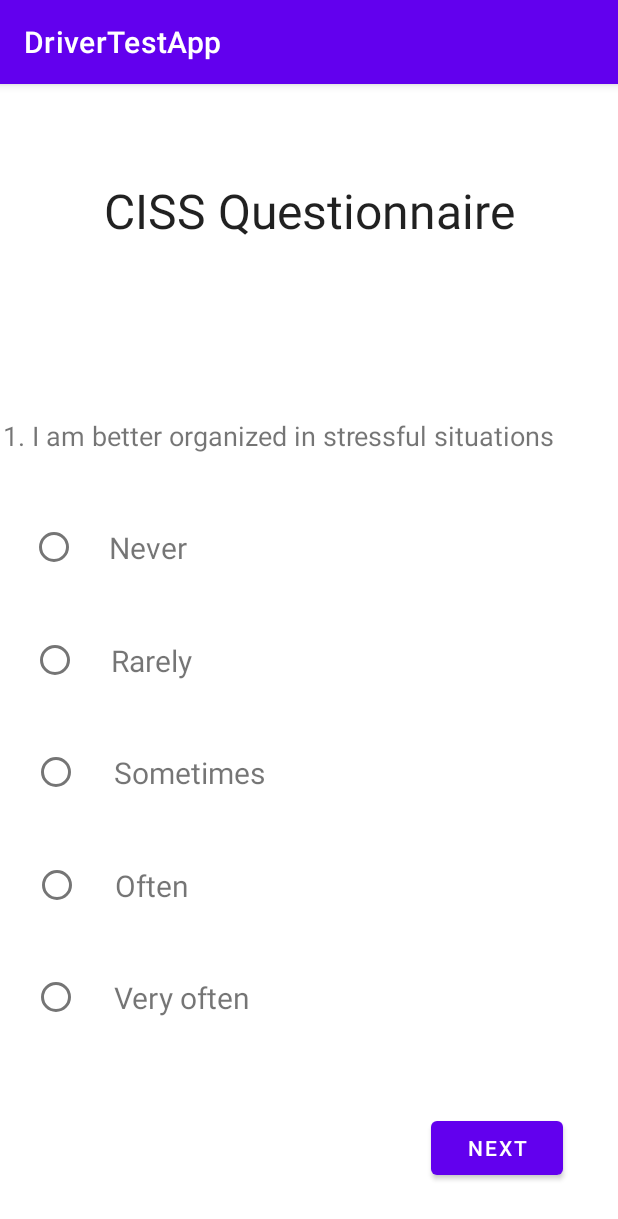
After one commit to BoberKrzysztof/ProjectZPAM, an Android app: the Activity_CISS screen opened directly, with no data from a screen before it, on a phone screen of 412 x 824 dp. The commit adds this screen. Shown: the top 1219 px of the screen. Run offline under Robolectric (Android 15) with nearby library versions, the phone set to English and light mode, and no system bars.

Commit message:
widok CISS kwestionariusz

```diff
--- a/app/src/main/AndroidManifest.xml
+++ b/app/src/main/AndroidManifest.xml
@@ -9,7 +9,8 @@
         android:roundIcon="@mipmap/ic_launcher_round"
         android:supportsRtl="true"
         android:theme="@style/Theme.DriverTestApp">
-        <activity android:name=".Activity_intelligent_test"></activity>
+        <activity android:name=".Activity_CISS"></activity>
+        <activity android:name=".Activity_intelligent_test" />
         <activity android:name=".Activity_reaction_test" />
         <activity android:name=".Activity_color_test" />
         <activity android:name=".activity_tests_page" />
--- /dev/null
+++ b/app/src/main/java/com/example/drivertestapp/Activity_CISS.kt
@@ -0,0 +1,11 @@
+package com.example.drivertestapp
+
+import androidx.appcompat.app.AppCompatActivity
+import android.os.Bundle
+
+class Activity_CISS : AppCompatActivity() {
+    override fun onCreate(savedInstanceState: Bundle?) {
+        super.onCreate(savedInstanceState)
+        setContentView(R.layout.activity__c_i_s_s)
+    }
+}
--- a/app/src/main/java/com/example/drivertestapp/activity_tests_page.kt
+++ b/app/src/main/java/com/example/drivertestapp/activity_tests_page.kt
@@ -13,6 +13,7 @@ class activity_tests_page : AppCompatActivity() {
         nextActivityColor()
         nextActivityReaction()
         nextActivityIntelligent()
+        nextActivityCISS()
     }
 
 
@@ -39,4 +40,12 @@ class activity_tests_page : AppCompatActivity() {
             startActivity(intent)
         }
     }
+
+    private fun nextActivityCISS() {
+        val startButton = findViewById<Button>(R.id.CISS_test_button)
+        startButton.setOnClickListener {
+            val intent = Intent(this, Activity_CISS::class.java)
+            startActivity(intent)
+        }
+    }
 }
--- /dev/null
+++ b/app/src/main/res/layout/activity__c_i_s_s.xml
@@ -0,0 +1,162 @@
+<?xml version="1.0" encoding="utf-8"?>
+<androidx.constraintlayout.widget.ConstraintLayout xmlns:android="http://schemas.android.com/apk/res/android"
+    xmlns:app="http://schemas.android.com/apk/res-auto"
+    xmlns:tools="http://schemas.android.com/tools"
+    android:layout_width="match_parent"
+    android:layout_height="match_parent"
+    tools:context=".Activity_CISS">
+
+    <TextView
+        android:id="@+id/textView26"
+        android:layout_width="wrap_content"
+        android:layout_height="wrap_content"
+        android:layout_marginTop="450dp"
+        android:layout_marginEnd="170dp"
+        android:text="Very often"
+        android:textSize="20sp"
+        app:layout_constraintBottom_toBottomOf="parent"
+        app:layout_constraintEnd_toEndOf="parent"
+        app:layout_constraintStart_toStartOf="parent"
+        app:layout_constraintTop_toTopOf="parent" />
+
+    <TextView
+        android:id="@+id/textView28"
+        android:layout_width="wrap_content"
+        android:layout_height="wrap_content"
+        android:layout_marginTop="300dp"
+        android:layout_marginEnd="210dp"
+        android:text="Often"
+        android:textSize="20sp"
+        app:layout_constraintBottom_toBottomOf="parent"
+        app:layout_constraintEnd_toEndOf="parent"
+        app:layout_constraintStart_toStartOf="parent"
+        app:layout_constraintTop_toTopOf="parent" />
+
+    <TextView
+        android:id="@+id/textView27"
+        android:layout_width="wrap_content"
+        android:layout_height="wrap_content"
+        android:layout_marginEnd="215dp"
+        android:layout_marginBottom="150dp"
+        android:text="Never"
+        android:textSize="20sp"
+        app:layout_constraintBottom_toBottomOf="parent"
+        app:layout_constraintEnd_toEndOf="parent"
+        app:layout_constraintStart_toStartOf="parent"
+        app:layout_constraintTop_toTopOf="parent" />
+
+    <TextView
+        android:id="@+id/textView19"
+        android:layout_width="wrap_content"
+        android:layout_height="wrap_content"
+        android:layout_marginBottom="600dp"
+        android:text="CISS Questionnaire"
+        android:textAlignment="center"
+        android:textAppearance="@style/TextAppearance.AppCompat.Body1"
+        android:textSize="32sp"
+        app:layout_constraintBottom_toBottomOf="parent"
+        app:layout_constraintEnd_toEndOf="parent"
+        app:layout_constraintStart_toStartOf="parent"
+        app:layout_constraintTop_toTopOf="parent" />
+
+    <Button
+        android:id="@+id/button"
+        android:layout_width="wrap_content"
+        android:layout_height="wrap_content"
+        android:layout_marginStart="250dp"
+        android:layout_marginTop="650dp"
+        android:text="Next"
+        app:layout_constraintBottom_toBottomOf="parent"
+        app:layout_constraintEnd_toEndOf="parent"
+        app:layout_constraintStart_toStartOf="parent"
+        app:layout_constraintTop_toTopOf="parent" />
+
+    <TextView
+        android:id="@+id/textView21"
+        android:layout_width="wrap_content"
+        android:layout_height="wrap_content"
+        android:layout_marginEnd="40dp"
+        android:layout_marginBottom="300dp"
+        android:text="1. I am better organized in stressful situations"
+        android:textAlignment="textStart"
+        android:textSize="18sp"
+        app:layout_constraintBottom_toBottomOf="parent"
+        app:layout_constraintEnd_toEndOf="parent"
+        app:layout_constraintStart_toStartOf="parent"
+        app:layout_constraintTop_toTopOf="parent" />
+
+    <TextView
+        android:id="@+id/textView24"
+        android:layout_width="wrap_content"
+        android:layout_height="wrap_content"
+        android:layout_marginEnd="210dp"
+        android:text="Rarely"
+        android:textSize="20sp"
+        app:layout_constraintBottom_toBottomOf="parent"
+        app:layout_constraintEnd_toEndOf="parent"
+        app:layout_constraintStart_toStartOf="parent"
+        app:layout_constraintTop_toTopOf="parent" />
+
+    <TextView
+        android:id="@+id/textView25"
+        android:layout_width="wrap_content"
+        android:layout_height="wrap_content"
+        android:layout_marginTop="150dp"
+        android:layout_marginEnd="160dp"
+        android:text="Sometimes"
+        android:textSize="20sp"
+        app:layout_constraintBottom_toBottomOf="parent"
+        app:layout_constraintEnd_toEndOf="parent"
+        app:layout_constraintStart_toStartOf="parent"
+        app:layout_constraintTop_toTopOf="parent" />
+
+    <RadioButton
+        android:id="@+id/radioButton7"
+        android:layout_width="33dp"
+        android:layout_height="50dp"
+        app:layout_constraintBottom_toBottomOf="parent"
+        app:layout_constraintEnd_toStartOf="@+id/textView24"
+        app:layout_constraintStart_toStartOf="parent"
+        app:layout_constraintTop_toTopOf="parent" />
+
+    <RadioButton
+        android:id="@+id/radioButton9"
+        android:layout_width="33dp"
+        android:layout_height="50dp"
+        android:layout_marginTop="300dp"
+        app:layout_constraintBottom_toBottomOf="parent"
+        app:layout_constraintEnd_toStartOf="@+id/textView28"
+        app:layout_constraintStart_toStartOf="parent"
+        app:layout_constraintTop_toTopOf="parent" />
+
+    <RadioButton
+        android:id="@+id/radioButton11"
+        android:layout_width="33dp"
+        android:layout_height="50dp"
+        android:layout_marginBottom="150dp"
+        app:layout_constraintBottom_toBottomOf="parent"
+        app:layout_constraintEnd_toStartOf="@+id/textView27"
+        app:layout_constraintStart_toStartOf="parent"
+        app:layout_constraintTop_toTopOf="parent" />
+
+    <RadioButton
+        android:id="@+id/radioButton8"
+        android:layout_width="33dp"
+        android:layout_height="50dp"
+        android:layout_marginTop="150dp"
+        app:layout_constraintBottom_toBottomOf="parent"
+        app:layout_constraintEnd_toStartOf="@+id/textView25"
+        app:layout_constraintStart_toStartOf="parent"
+        app:layout_constraintTop_toTopOf="parent" />
+
+    <RadioButton
+        android:id="@+id/radioButton10"
+        android:layout_width="33dp"
+        android:layout_height="50dp"
+        android:layout_marginTop="450dp"
+        app:layout_constraintBottom_toBottomOf="parent"
+        app:layout_constraintEnd_toStartOf="@+id/textView26"
+        app:layout_constraintStart_toStartOf="parent"
+        app:layout_constraintTop_toTopOf="parent" />
+
+</androidx.constraintlayout.widget.ConstraintLayout>
```
